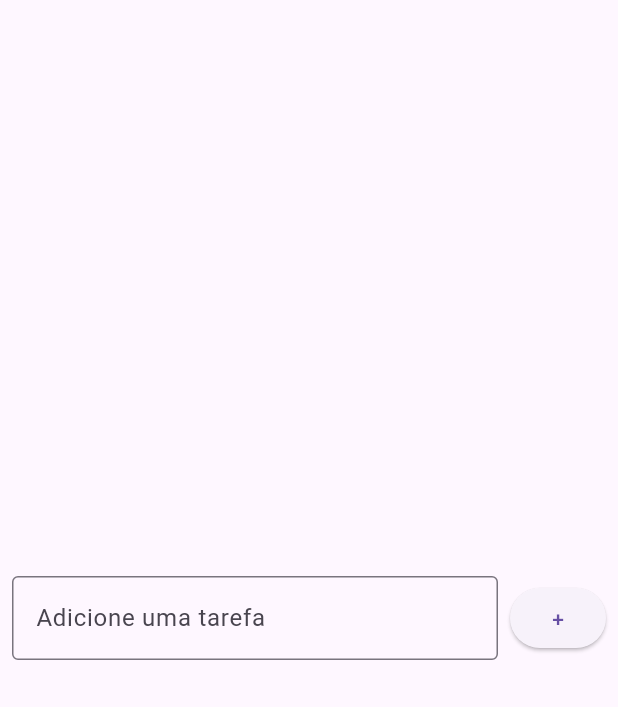
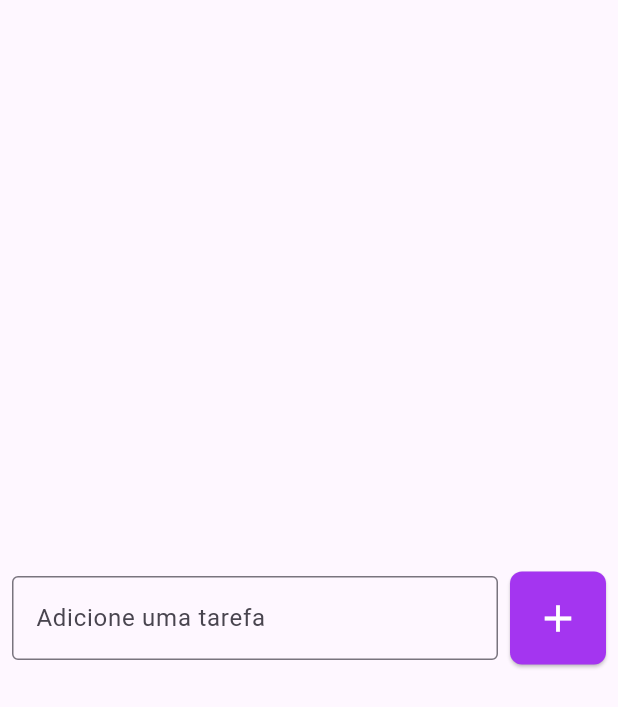
Before and after one commit to silviofrancoms10/todo_list, a Flutter app: the screen it shows after launch, on a phone screen of 412 x 824 dp. Shown: the top 707 px of the screen. Run offline on Flutter 3.47's test engine with Material 3 defaults, Android fonts, the phone set to English and light mode, and no system bars.

Commit message:
Aula 92 - Personalizando o botao

```diff
--- a/lib/pages/todo_list_page.dart
+++ b/lib/pages/todo_list_page.dart
@@ -16,15 +16,35 @@ class TodoListPage extends StatelessWidget {
                   decoration: InputDecoration(
                     border: OutlineInputBorder(),
                     labelText: 'Adicione uma tarefa',
-                    hintText: 'Ex. Estudar Flutter',
+                    hintText: 'Ex. Fazer compras',
                   ),
                 ),
               ),
               SizedBox(width: 8),
               ElevatedButton(
-                onPressed: (){},
-                child: Text('+'),
-              )
+                  onPressed: () {},
+                  style: ElevatedButton.styleFrom(
+                      backgroundColor: Color(0xffA435F0),
+                      padding: EdgeInsets.all(16), // EdgeInsets.zero,
+                      shape: RoundedRectangleBorder(
+                          borderRadius: BorderRadiusDirectional.horizontal(
+                              start: Radius.circular(8),
+                              end: Radius.circular(8)))
+                      //fixedSize: Size(100, 200),
+                      ),
+                  child: Icon(
+                    Icons.add,
+                    color: Colors.white,
+                    size: 30,
+                  )
+                  //Text(
+                  // '+',
+                  // style: TextStyle(
+                  // color: Colors.white,
+                  // fontSize: 40
+                  // ),
+                  // ),
+                  )
             ],
           ),
         ),
```
Also changed, not shown: pubspec.lock.
